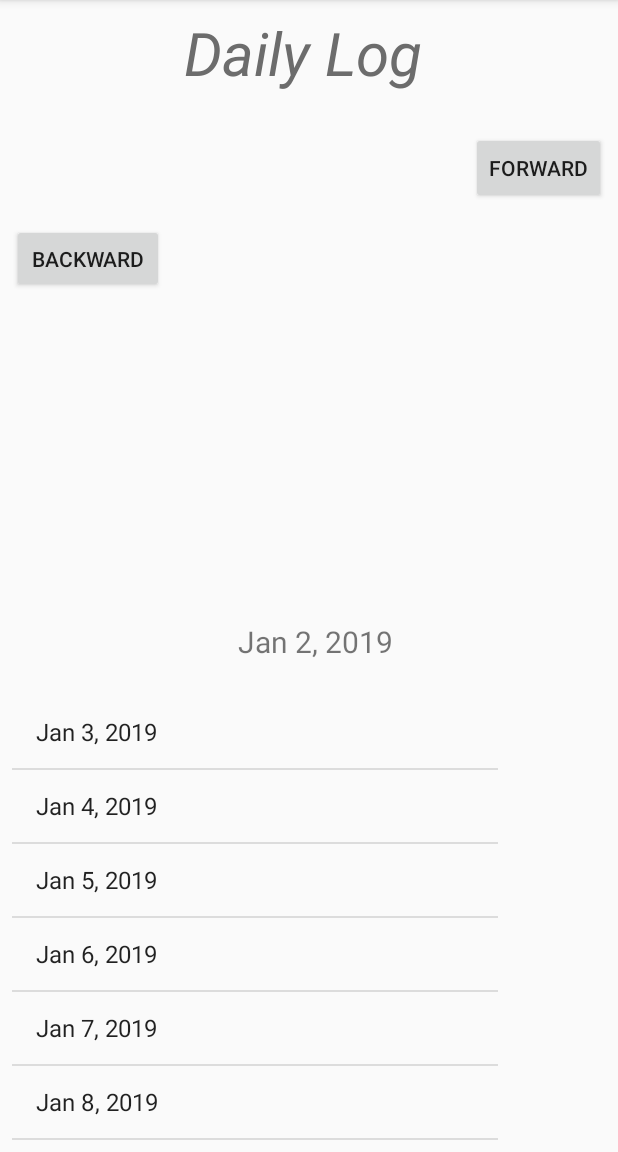
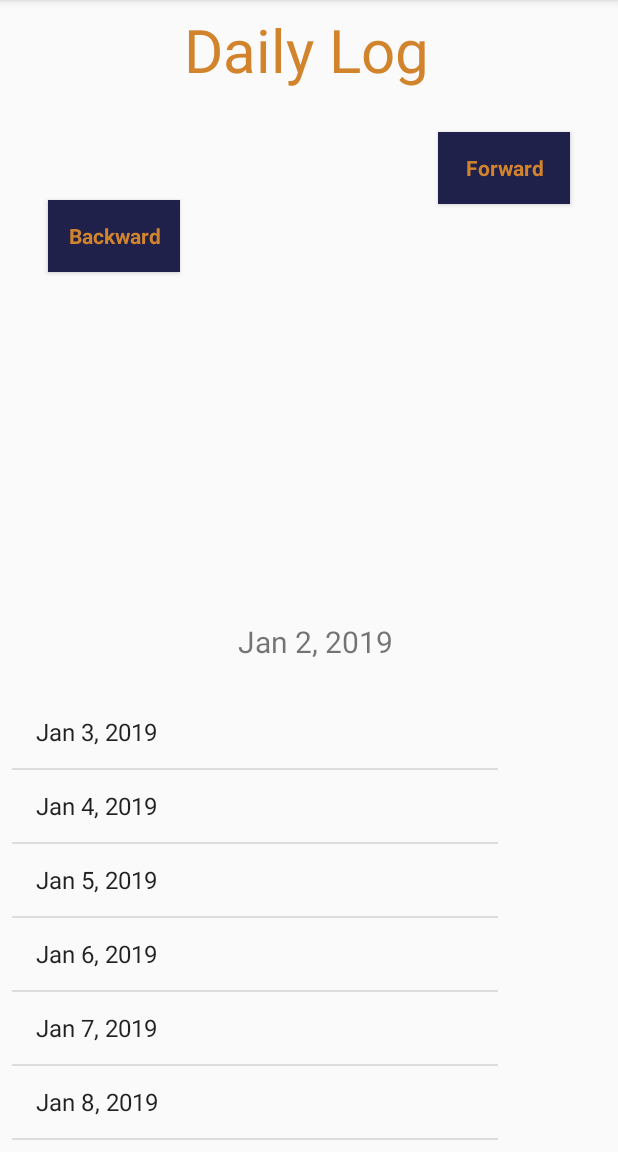
Before and after one commit to Abo3hed97/MyAnotherApp, an Android app: the DailyLogActivity screen opened directly, with no data from a screen before it, on a phone screen of 412 x 824 dp, the part 84-1236 px from its top. Run offline under Robolectric (Android 15) with nearby library versions, the light colour scheme and no system bars.

Commit message:
changing Design

```diff
--- a/app/src/main/res/layout/activity_daily_log.xml
+++ b/app/src/main/res/layout/activity_daily_log.xml
@@ -18,13 +18,13 @@
             android:layout_width="167dp"
             android:layout_height="54dp"
             android:layout_marginStart="8dp"
-            android:layout_marginTop="8dp"
+            android:layout_marginTop="6dp"
             android:layout_marginEnd="8dp"
             android:layout_marginBottom="8dp"
+            android:fontFamily="sans-serif"
             android:text="@string/daily_Log"
-            android:textColor="@color/darkgray"
+            android:textColor="@color/colorAccent"
             android:textSize="40sp"
-            android:textStyle="italic"
             app:layout_constraintBottom_toBottomOf="parent"
             app:layout_constraintEnd_toEndOf="parent"
             app:layout_constraintStart_toStartOf="parent"
@@ -62,32 +62,40 @@
 
         <Button
             android:id="@+id/ForwardButton"
+            style="@style/stylebutton"
             android:layout_width="wrap_content"
             android:layout_height="wrap_content"
             android:layout_marginStart="8dp"
             android:layout_marginTop="88dp"
             android:layout_marginEnd="8dp"
+            android:fontFamily="sans-serif"
             android:text="@string/ForwardButton"
+            android:textAllCaps="false"
+            android:textSize="14sp"
             app:layout_constraintEnd_toEndOf="parent"
-            app:layout_constraintHorizontal_bias="1.0"
+            app:layout_constraintHorizontal_bias="0.921"
             app:layout_constraintStart_toStartOf="parent"
             app:layout_constraintTop_toTopOf="parent" />
 
         <Button
             android:id="@+id/BackwordButton"
-            android:layout_width="101dp"
-            android:layout_height="46dp"
+            style="@style/stylebutton"
+            android:layout_width="wrap_content"
+            android:layout_height="wrap_content"
             android:layout_marginStart="8dp"
             android:layout_marginTop="8dp"
             android:layout_marginEnd="8dp"
             android:layout_marginBottom="8dp"
+            android:fontFamily="sans-serif"
             android:text="@string/BackwordButton"
+            android:textAllCaps="false"
+            android:textSize="14sp"
             app:layout_constraintBottom_toBottomOf="parent"
             app:layout_constraintEnd_toEndOf="parent"
-            app:layout_constraintHorizontal_bias="0.0"
+            app:layout_constraintHorizontal_bias="0.078"
             app:layout_constraintStart_toStartOf="parent"
             app:layout_constraintTop_toTopOf="parent"
-            app:layout_constraintVertical_bias="0.2" />
+            app:layout_constraintVertical_bias="0.178" />
 
     </android.support.constraint.ConstraintLayout>
 
--- a/app/src/main/res/layout/activity_main.xml
+++ b/app/src/main/res/layout/activity_main.xml
@@ -38,6 +38,7 @@
         android:ems="10"
         android:hint="@string/username_Login"
         android:inputType="textPersonName"
+        android:textSize="19sp"
         app:layout_constraintBottom_toBottomOf="parent"
         app:layout_constraintEnd_toEndOf="parent"
         app:layout_constraintHorizontal_bias="0.575"
@@ -57,6 +58,7 @@
         android:ems="10"
         android:hint="@string/password_Login"
         android:inputType="textPassword"
+        android:textSize="19sp"
         app:layout_constraintBottom_toBottomOf="parent"
         app:layout_constraintEnd_toEndOf="parent"
         app:layout_constraintHorizontal_bias="0.572"
@@ -66,13 +68,16 @@
 
     <Button
         android:id="@+id/BLogin"
+        style="@style/stylebutton"
         android:layout_width="192dp"
         android:layout_height="58dp"
         android:layout_marginStart="8dp"
         android:layout_marginTop="8dp"
         android:layout_marginEnd="8dp"
-        android:layout_marginBottom="8dp"
+        android:layout_marginBottom="4dp"
+        android:fontFamily="sans-serif"
         android:text="@string/login"
+        android:textSize="16sp"
         app:layout_constraintBottom_toBottomOf="parent"
         app:layout_constraintEnd_toEndOf="parent"
         app:layout_constraintHorizontal_bias="0.556"
@@ -90,6 +95,7 @@
         android:layout_marginEnd="8dp"
         android:layout_marginBottom="8dp"
         android:text="@string/register_here"
+        android:textColor="#D2842D"
         app:layout_constraintBottom_toBottomOf="parent"
         app:layout_constraintEnd_toEndOf="parent"
         app:layout_constraintHorizontal_bias="0.607"
--- a/app/src/main/res/values/colors.xml
+++ b/app/src/main/res/values/colors.xml
@@ -2,7 +2,7 @@
 <resources>
     <color name="colorPrimary">#1f214b</color>
     <color name="colorPrimaryDark">#181a3c</color>
-    <color name="colorAccent">#D2842D</color>
+    <color name="colorAccent">#d2842d</color>
     <color name="white">#ffffff</color>
     <color name="darkgray">#6c6c6c</color>>
 </resources>
--- a/app/src/main/res/values/styles.xml
+++ b/app/src/main/res/values/styles.xml
@@ -8,4 +8,10 @@
         <item name="colorAccent">@color/colorAccent</item>
     </style>
 
+    <style name="stylebutton">
+        <item name="android:background">#1F214B</item>
+        <item name="android:textColor">#D2842D</item>
+        <item name="android:textStyle">bold</item>
+    </style>
+
 </resources>
```
